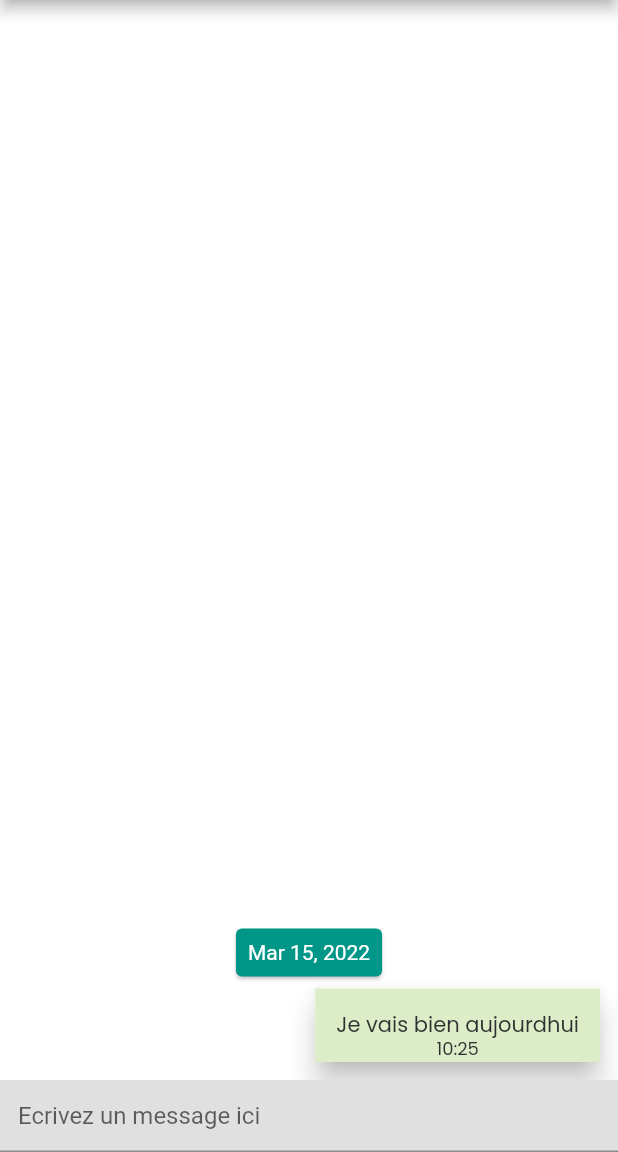
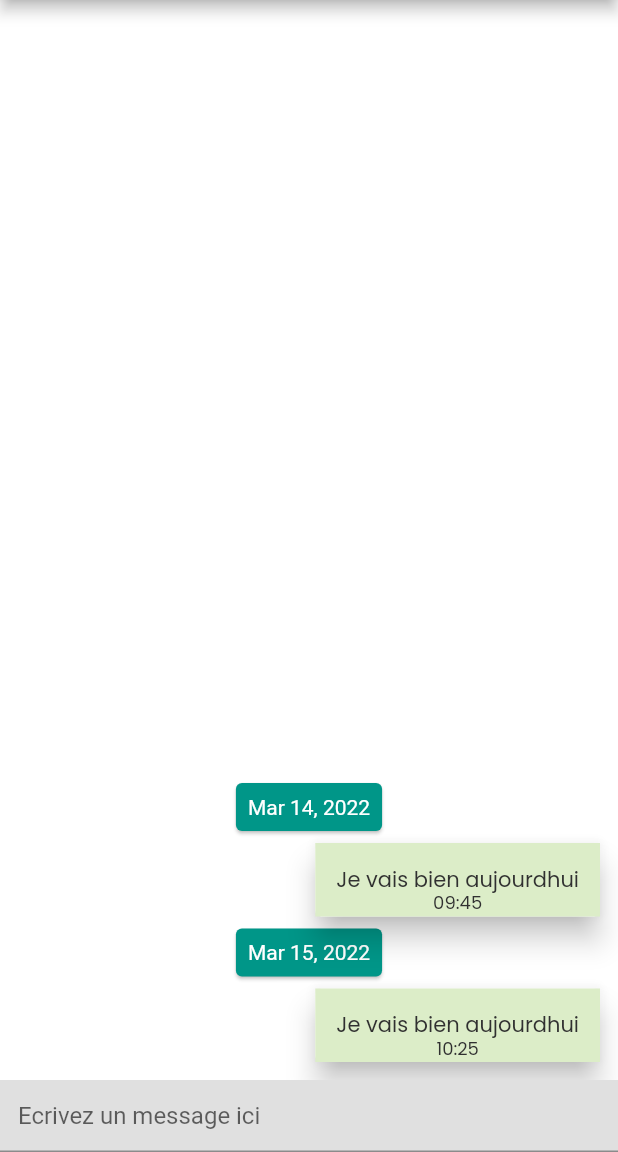
Before and after one commit to NereisD/Compagnon_Virtuel, a Flutter app: the screen it shows after launch, item 3 of the bottom bar chosen, on a phone screen of 412 x 824 dp, the part 84-1236 px from its top. Run offline on Flutter 3.47's test engine with Material 2 defaults, Android fonts, the phone set to English and light mode, and no system bars; drawn by our look-alikes of grouped_list; our stand-ins replace auto_size_text, font_awesome_flutter, google_fonts, page_transition, timeago; missing offline and left inert: json_path.

Commit message:
journal bis

```diff
--- a/chat_app/lib/JournalScreen.dart
+++ b/chat_app/lib/JournalScreen.dart
@@ -26,6 +26,12 @@ class _JournalScreen extends State<JournalScreen> {
       id: 1,
       text: 'Je vais bien aujourdhui',
       date: DateTime.now().subtract(Duration(days: 2, minutes: 5)),
+      isSentByMe: true,
+    ),
+    Message(
+      id: 1,
+      text: 'Je vais bien aujourdhui',
+      date: DateTime.now().subtract(Duration(days: 3, minutes: 45)),
       isSentByMe: true,
     ),
   ].reversed.toList();
```
